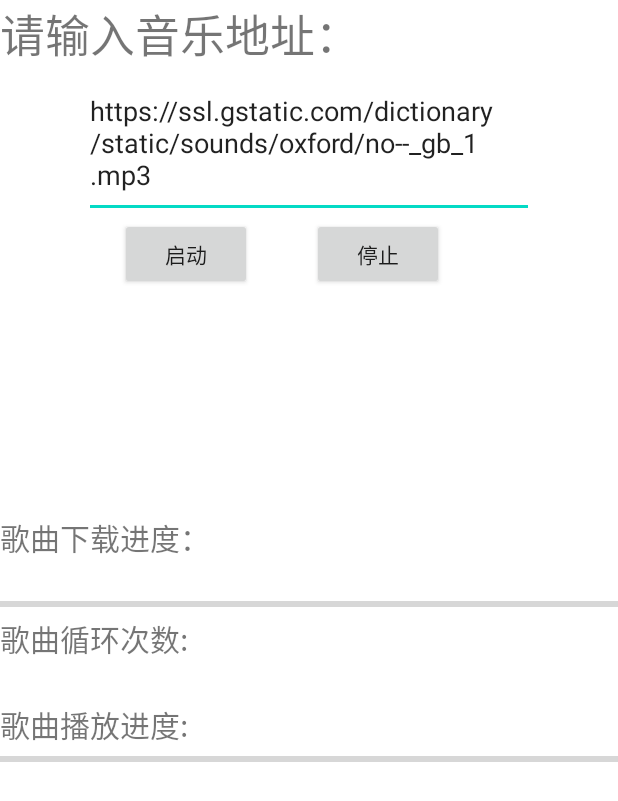
After one commit to xiaowei957/App2.1, an Android app: the MusicActivity screen opened directly, with no data from a screen before it, on a phone screen of 412 x 824 dp. The commit adds this screen. Shown: the top 801 px of the screen. Run offline under Robolectric (Android 15) with nearby library versions, the phone set to English and light mode, and no system bars.

Commit message:
homework7

```diff
--- /dev/null
+++ b/app/src/main/java/com/example/app2/MusicActivity.java
@@ -0,0 +1,163 @@
+package com.example.app2;
+
+import android.app.Activity;
+import android.media.MediaPlayer;
+import android.net.Uri;
+import android.os.Bundle;
+import android.os.Handler;
+import android.os.Message;
+import android.view.View;
+import android.widget.Button;
+import android.widget.EditText;
+import android.widget.ProgressBar;
+import android.widget.TextView;
+import android.widget.Toast;
+
+import androidx.annotation.NonNull;
+import androidx.annotation.Nullable;
+
+import java.io.File;
+import java.io.FileOutputStream;
+import java.io.IOException;
+import java.net.URL;
+import java.net.URLConnection;
+import java.nio.ByteBuffer;
+import java.nio.channels.Channels;
+import java.nio.channels.FileChannel;
+import java.nio.channels.ReadableByteChannel;
+import java.util.Timer;
+import java.util.TimerTask;
+
+public class MusicActivity extends Activity{
+    private EditText editText = null;
+    private Button download,pause = null;
+    private ProgressBar schedule = null;
+    private ProgressBar schedule1 = null;
+    private TextView times = null;
+    private TextView result = null;
+    boolean state = true;
+    private Handler handler;
+    private static MediaPlayer mediaPlayer = null;
+    private int iTimes = 0;
+
+    @Override
+    protected void onCreate(@Nullable Bundle savedInstanceState) {
+        super.onCreate(savedInstanceState);
+        setContentView(R.layout.music);
+        editText = findViewById(R.id.url);
+        download = findViewById(R.id.download);
+        pause = findViewById(R.id.pause);
+        schedule = findViewById(R.id.schedule);
+        schedule1 = findViewById(R.id.schedule1);
+        times = findViewById(R.id.times);
+        result = findViewById(R.id.resultm);
+        String url = editText.getText().toString();
+        editText.setText("https://ssl.gstatic.com/dictionary/static/sounds/oxford/no--_gb_1.mp3");
+
+        download.setOnClickListener(new View.OnClickListener() {
+            @Override
+            public void onClick(View v) {
+                if (editText.length() != 0){
+                    if (state){
+                        new Thread(new Runnable() {
+                            @Override
+                            public void run() {
+                                download();
+                            }
+                        }).start();
+                        state = false;
+                    }else {
+                        Toast.makeText(MusicActivity.this, "正在下载", Toast.LENGTH_SHORT).show();
+                    }
+                }else {
+                    Toast.makeText(MusicActivity.this, "请输入下载地址", Toast.LENGTH_SHORT).show();
+                }
+            }
+        });
+
+        pause.setOnClickListener(new View.OnClickListener() {
+            @Override
+            public void onClick(View v) {
+                mediaPlayer.pause();
+            }
+        });
+
+        Handler handler = new Handler(){
+            @Override
+            public void handleMessage(@NonNull Message msg) {
+                if (msg.what == 0x101){
+                    schedule.setProgress(msg.arg1);
+                    result.setText("已下载" + String.valueOf(msg.arg1) + "%");
+                    if (msg.arg1 == 100){
+                        result.setText("下载完成！");
+                    }
+                }
+                if (msg.what == 0x102){
+                    schedule1.setProgress(msg.arg1);
+                }
+                super.handleMessage(msg);
+            }
+        };
+
+    }
+
+    private void download() {
+        try {
+            URL url = new URL(editText.getText().toString());
+            URLConnection urlConnection = url.openConnection();
+            int length = urlConnection.getContentLength();
+            ReadableByteChannel c = Channels.newChannel(url.openStream());
+            File file = new File("data/data/com.example.app2/test.mp3");
+            if (!file.exists()){
+                file.createNewFile();
+            }
+            FileOutputStream fileOutputStream = new FileOutputStream(file);
+            FileChannel channel = fileOutputStream.getChannel();
+            ByteBuffer byteBuffer = ByteBuffer.allocate(1024);
+            int len;
+            int sum = 0;
+            while ((len = c.read(byteBuffer)) != -1){
+                sum += len;
+                int progress = (sum*100)/length;
+                byteBuffer.flip();
+                while (byteBuffer.hasRemaining()){
+                    channel.write(byteBuffer);
+                }
+                byteBuffer.clear();
+                Message m = handler.obtainMessage();
+                m.what = 0x101;
+                m.arg1 = progress;
+                handler.sendMessage(m);
+            }
+            display();
+        } catch (IOException e) {
+            e.printStackTrace();
+        }
+    }
+
+    private void display() {
+        mediaPlayer = new MediaPlayer();
+        mediaPlayer = MediaPlayer.create(this,Uri.parse("data/data/com.example.app2/test.mp3"));
+        mediaPlayer.start();
+        schedule1.setMax(mediaPlayer.getDuration());
+        Timer timer = new Timer();
+
+        TimerTask timerTask = new TimerTask(){
+            @Override
+            public void run() {
+                schedule1.setProgress(mediaPlayer.getCurrentPosition());
+            }
+        };
+        timer.schedule(timerTask,0,10);
+
+        iTimes++;
+        mediaPlayer.setOnCompletionListener(new MediaPlayer.OnCompletionListener() {
+            @Override
+            public void onCompletion(MediaPlayer mp) {
+                times.setText(""+iTimes);
+                display();
+            }
+        });
+    }
+
+}
--- /dev/null
+++ b/app/src/main/res/layout/music.xml
@@ -0,0 +1,87 @@
+<?xml version="1.0" encoding="utf-8"?>
+<LinearLayout xmlns:android="http://schemas.android.com/apk/res/android"
+    android:orientation="vertical"
+    android:layout_width="match_parent"
+    android:layout_height="match_parent">
+
+    <TextView
+        android:layout_width="wrap_content"
+        android:layout_height="wrap_content"
+        android:textSize="30dp"
+        android:text="请输入音乐地址："/>
+
+    <EditText
+        android:layout_gravity="center"
+        android:layout_width="300dp"
+        android:layout_height="100dp"
+        android:id="@+id/url"/>
+
+    <LinearLayout
+        android:layout_width="wrap_content"
+        android:layout_height="wrap_content"
+        android:orientation="horizontal">
+
+        <Button
+            android:layout_width="wrap_content"
+            android:layout_height="wrap_content"
+            android:text="启动"
+            android:id="@+id/download"
+            android:layout_marginLeft="80dp"/>
+
+        <Button
+            android:layout_width="wrap_content"
+            android:layout_height="wrap_content"
+            android:text="停止"
+            android:id="@+id/pause"
+            android:layout_marginLeft="40dp"
+            android:layout_marginRight="80dp"/>
+
+    </LinearLayout>
+
+    <TextView
+        android:layout_width="match_parent"
+        android:layout_height="150dp"/>
+
+    <TextView
+        android:layout_width="wrap_content"
+        android:layout_height="wrap_content"
+        android:text="歌曲下载进度："
+        android:textSize="20dp"/>
+
+    <TextView
+        android:layout_width="wrap_content"
+        android:layout_height="wrap_content"
+        android:id="@+id/resultm"
+        android:textSize="15dp"/>
+
+    <ProgressBar
+        android:id="@+id/schedule"
+        android:layout_width="match_parent"
+        android:layout_height="wrap_content"
+        style="?android:progressBarStyleHorizontal"/>
+
+    <TextView
+        android:layout_width="wrap_content"
+        android:layout_height="wrap_content"
+        android:text="歌曲循环次数:"
+        android:textSize="20dp"/>
+
+    <TextView
+        android:layout_width="wrap_content"
+        android:layout_height="wrap_content"
+        android:textSize="20dp"
+        android:id="@+id/times"/>
+
+    <TextView
+        android:layout_width="wrap_content"
+        android:layout_height="wrap_content"
+        android:text="歌曲播放进度:"
+        android:textSize="20dp"/>
+
+    <ProgressBar
+        android:id="@+id/schedule1"
+        android:layout_width="match_parent"
+        android:layout_height="wrap_content"
+        style="?android:progressBarStyleHorizontal"/>
+
+</LinearLayout>
```
Also changed, not shown: app/src/main/AndroidManifest.xml (+10 -1 lines), app/src/main/java/com/example/app2/MainActivity.java (+5 -2 lines).
